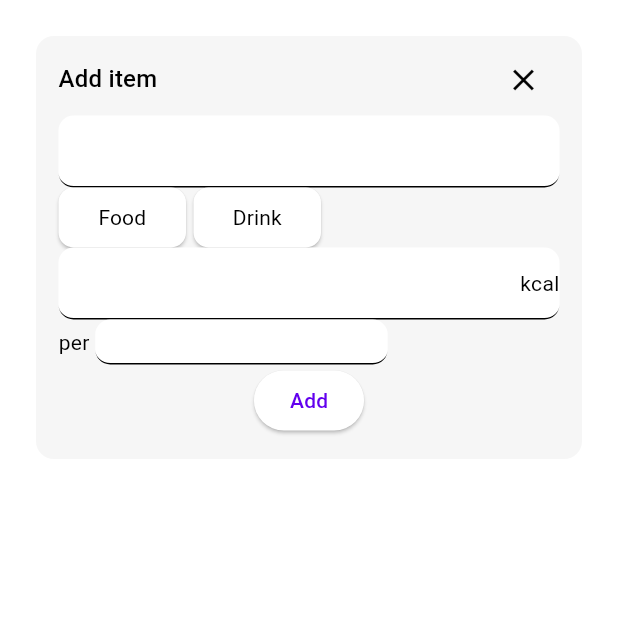
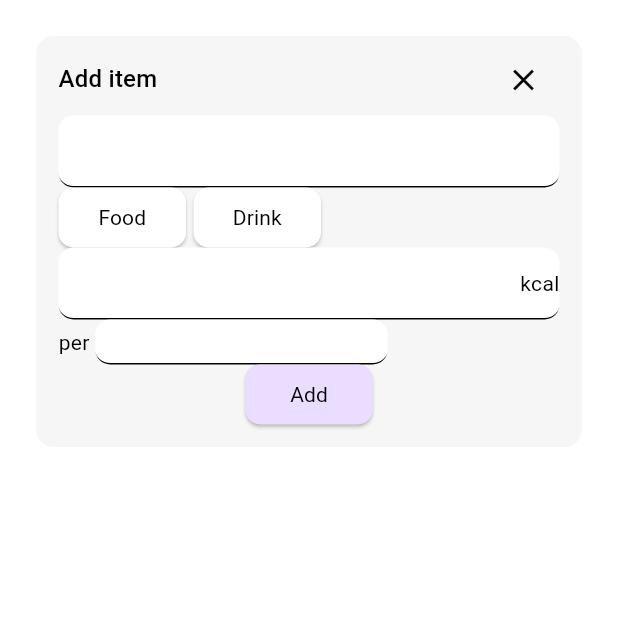
Before and after one commit to smstone0/Caloric, a Flutter app: the screen it shows after launch, item 2 of the bottom bar chosen, after a tap on the "add" icon, on a phone screen of 412 x 824 dp, the top half of it. Run offline on Flutter 3.47's test engine with Material 3 defaults, Android fonts, the phone set to English and light mode, and no system bars; our stand-ins replace sqflite; accounts and stored records are empty.

Commit message:
Style add/edit button

```diff
--- a/lib/pages/nutrition_input.dart
+++ b/lib/pages/nutrition_input.dart
@@ -147,8 +147,10 @@ class _NutritionInputState extends State<NutritionInput> {
                     ),
                   ],
                 ),
-                ElevatedButton(
+                CustomButton(
                     //TODO: Update main nutrition page
+                    colour: theme.primaryColor,
+                    size: Size.small,
                     onPressed: () {
                       if (_formKey.currentState!.validate() && foodClick ||
                           drinkClick) {
@@ -164,7 +166,7 @@ class _NutritionInputState extends State<NutritionInput> {
                                 '${time.day}/${time.month}/${time.year}'));
                       }
                     },
-                    child: widget.nutrition == null
+                    widget: widget.nutrition == null
                         ? const Text("Add")
                         : const Text("Edit"))
               ],
```
